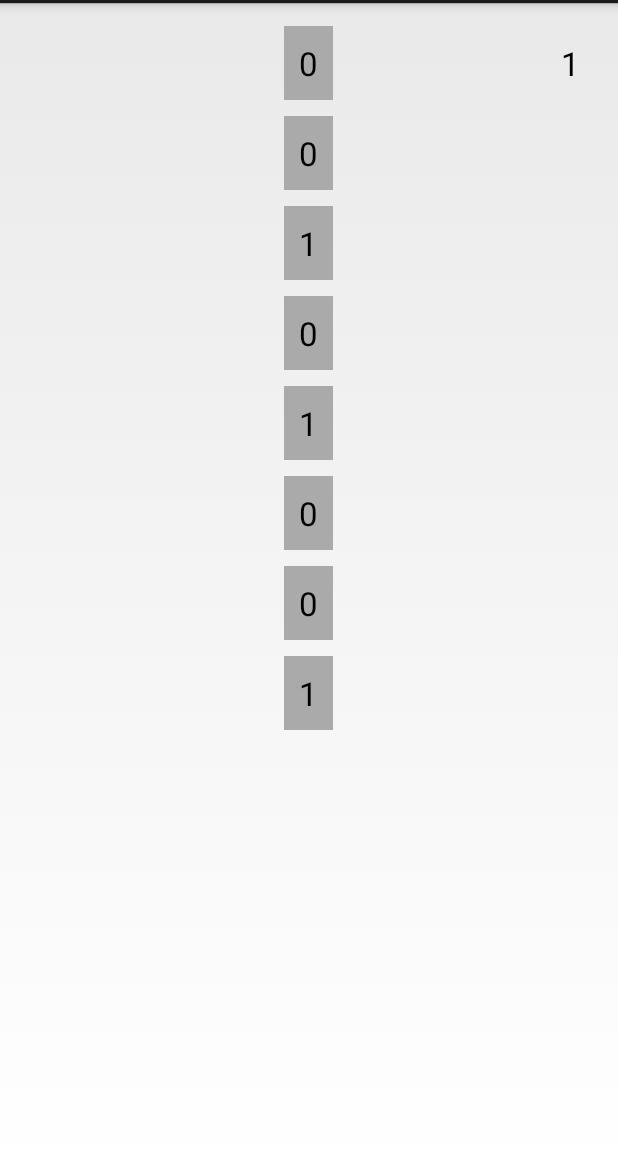
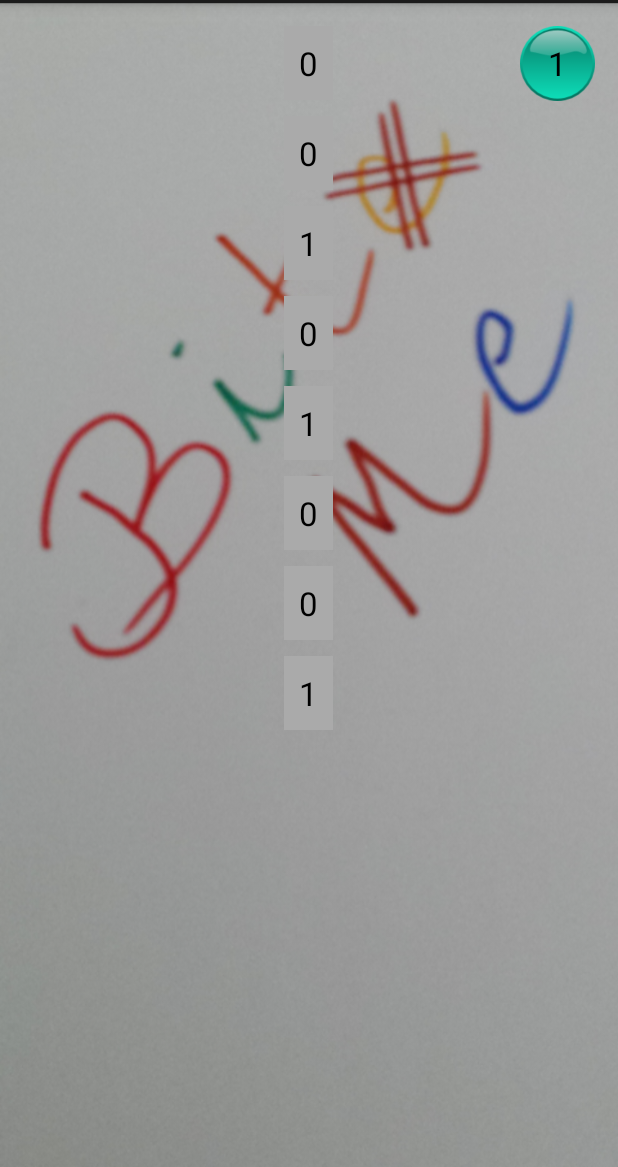
Before and after one commit to JMS-1/BitMe, an Android app: the TheRiddle screen opened directly, with no data from a screen before it, on a phone screen of 412 x 824 dp, the part 69-1236 px from its top. Run offline under Robolectric (Android 15) with nearby library versions, the phone set to English and light mode, and no system bars.

Commit message:
First graphics - poor Man(ns) choice for now

```diff
--- a/app/src/main/AndroidManifest.xml
+++ b/app/src/main/AndroidManifest.xml
@@ -12,7 +12,7 @@
             android:label="@string/app_name"
             android:screenOrientation="portrait">
             <intent-filter>
-            <action android:name="android.intent.action.MAIN" />
+                <action android:name="android.intent.action.MAIN" />
                 <category android:name="android.intent.category.LAUNCHER" />
             </intent-filter>
         </activity>
--- a/app/src/main/java/net/psimarron/bitme/TheRiddle.java
+++ b/app/src/main/java/net/psimarron/bitme/TheRiddle.java
@@ -2,7 +2,6 @@ package net.psimarron.bitme;
 
 import android.app.Activity;
 import android.app.AlertDialog;
-import android.graphics.Color;
 import android.os.Bundle;
 import android.view.LayoutInflater;
 import android.view.Menu;
@@ -98,19 +97,11 @@ public class TheRiddle extends Activity implements Riddle.ChangeListener, View.O
             bit.setText(riddle.get(index) ? "1" : "0");
         }
 
-        if (!riddle.isMatch()) {
-            // Im Wesentlichen weiter machen
-            m_guess.setBackgroundColor(Color.TRANSPARENT);
-            return;
-        }
+        m_guess.setActivated(riddle.isMatch());
+        m_guess.setSelected(riddle.getTries() <= riddle.Par);
 
-        // Ergebnis visualisieren
-        if (riddle.getTries() > riddle.Par)
-            m_guess.setBackgroundColor(Color.RED);
-        else
-            m_guess.setBackgroundColor(Color.GREEN);
-
-        won();
+        if (riddle.isMatch())
+            won();
     }
 
     private void won() {
--- /dev/null
+++ b/app/src/main/res/drawable/par_state.xml
@@ -0,0 +1,6 @@
+<?xml version="1.0" encoding="utf-8"?>
+<selector xmlns:android="http://schemas.android.com/apk/res/android">
+    <item android:drawable="@drawable/result_lost" android:state_activated="true" android:state_selected="false" />
+    <item android:drawable="@drawable/result_won" android:state_activated="true" android:state_selected="true" />
+    <item android:drawable="@drawable/playing" />
+</selector>
--- a/app/src/main/res/layout/activity_the_riddle.xml
+++ b/app/src/main/res/layout/activity_the_riddle.xml
@@ -1,16 +1,20 @@
 <RelativeLayout xmlns:android="http://schemas.android.com/apk/res/android"
     android:layout_width="match_parent"
     android:layout_height="match_parent"
+    android:background="@drawable/background"
     android:padding="10dp">
 
     <TextView
         android:id="@+id/view_guess"
         style="@android:style/TextAppearance.Large"
-        android:layout_width="wrap_content"
-        android:layout_height="wrap_content"
+        android:layout_width="50dp"
+        android:layout_height="50dp"
         android:layout_alignParentRight="true"
         android:layout_alignParentTop="true"
         android:layout_margin="5dp"
-        android:padding="10dp" />
+        android:background="@drawable/par_state"
+        android:gravity="center"
+        android:padding="10dp"
+        android:text="9" />
 
 </RelativeLayout>
--- /dev/null
+++ b/app/src/main/res/values/colors.xml
@@ -0,0 +1,4 @@
+<?xml version="1.0" encoding="utf-8"?>
+<resources>
+    <color name="intro_background">#80ffffff</color>
+</resources>
```
Also changed, not shown: app/src/main/res/layout/activity_app_starter.xml (+12 -4 lines), app/src/main/res/drawable/background.png (added), app/src/main/res/drawable/playing.png (added), app/src/main/res/drawable/result_lost.png (added), app/src/main/res/drawable/result_won.png (added).
